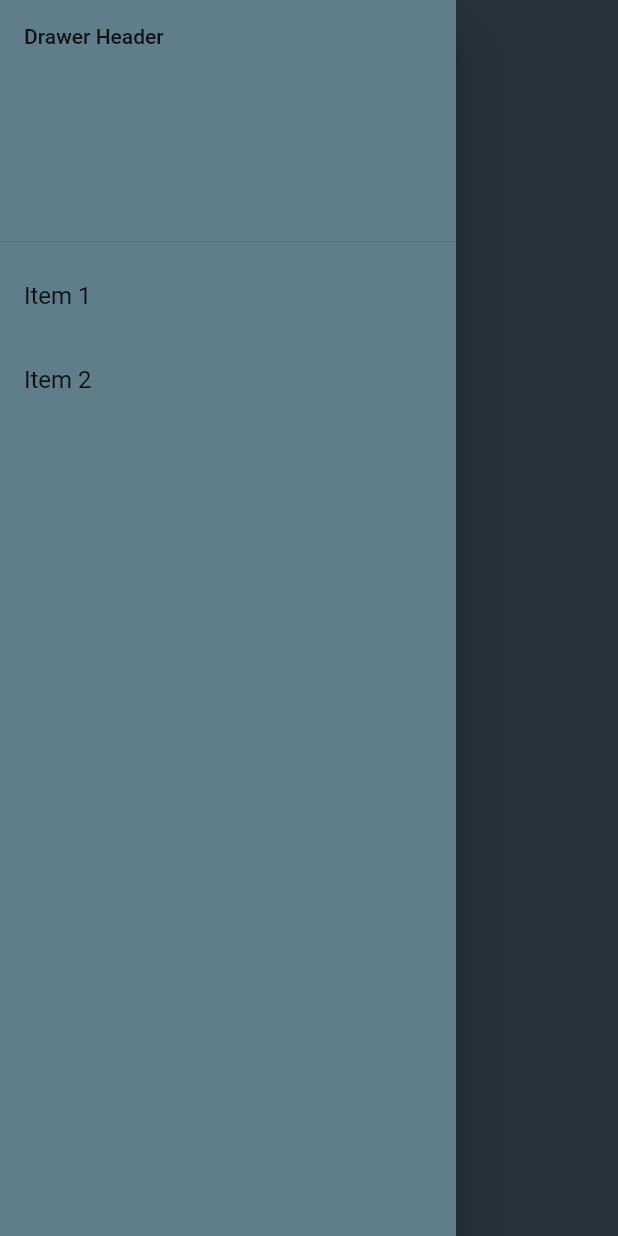
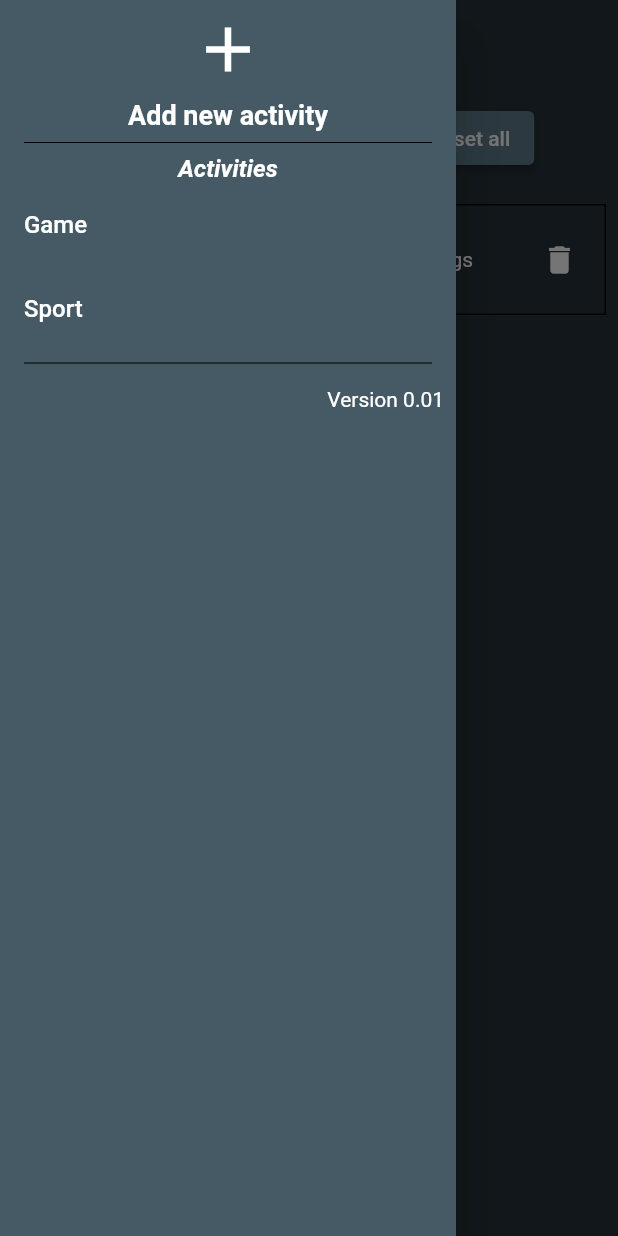
Before and after one commit to eknaub/todo_webapp, a Flutter app: the screen it shows after launch, with the side drawer open (before the commit the screen has no drawer), on a phone screen of 412 x 824 dp. Run offline on Flutter 3.47's test engine with Material 2 defaults, Android fonts, the light colour scheme and no system bars.

Commit message:
design
first design + responsive design

```diff
--- a/lib/main.dart
+++ b/lib/main.dart
@@ -1,4 +1,5 @@
 import 'package:flutter/material.dart';
+import 'package:todo_webapp/screens/landing_screen.dart';
 
 void main() {
   runApp(const MyApp());
@@ -9,36 +10,8 @@ class MyApp extends StatelessWidget {
 
   @override
   Widget build(BuildContext context) {
-    return MaterialApp(
-      home: Scaffold(
-        backgroundColor: Colors.blueGrey[900],
-        body: Drawer(
-          backgroundColor: Colors.blueGrey,
-          child: ListView(
-            padding: EdgeInsets.zero,
-            children: [
-              const DrawerHeader(
-                decoration: BoxDecoration(),
-                child: Text('Drawer Header'),
-              ),
-              ListTile(
-                title: const Text('Item 1'),
-                onTap: () {
-                  // Update the state of the app.
-                  // ...
-                },
-              ),
-              ListTile(
-                title: const Text('Item 2'),
-                onTap: () {
-                  // Update the state of the app.
-                  // ...
-                },
-              ),
-            ],
-          ),
-        ),
-      ),
+    return const MaterialApp(
+      home: LandingScreen(),
     );
   }
 }
--- /dev/null
+++ b/lib/responsive.dart
@@ -0,0 +1,27 @@
+import 'package:flutter/material.dart';
+
+class Responsive extends StatelessWidget {
+  final Widget mobile;
+  final Widget desktop;
+
+  const Responsive({
+    Key? key,
+    required this.mobile,
+    required this.desktop,
+  }) : super(key: key);
+  static bool isMobile(BuildContext context) =>
+      MediaQuery.of(context).size.width < 768;
+
+  static bool isDesktop(BuildContext context) =>
+      MediaQuery.of(context).size.width >= 768;
+
+  @override
+  Widget build(BuildContext context) {
+    final Size size = MediaQuery.of(context).size;
+    if (size.width >= 768) {
+      return desktop;
+    } else {
+      return mobile;
+    }
+  }
+}
--- /dev/null
+++ b/lib/screens/landing_screen.dart
@@ -0,0 +1,135 @@
+import 'package:flutter/material.dart';
+import 'package:todo_webapp/responsive.dart';
+
+import '../widgets/drawer_widget.dart';
+
+class LandingScreen extends StatelessWidget {
+  const LandingScreen({
+    Key? key,
+  }) : super(key: key);
+
+  @override
+  Widget build(BuildContext context) {
+    return Scaffold(
+        drawer:
+            Responsive.isMobile(context) ? const DrawerWidget() : Container(),
+        appBar: Responsive.isMobile(context)
+            ? AppBar(
+                backgroundColor: Colors.blueGrey[900],
+                shadowColor: Colors.transparent,
+              )
+            : null,
+        backgroundColor: Colors.blueGrey[900],
+        body: Row(
+          children: [
+            Responsive.isDesktop(context) ? const DrawerWidget() : Container(),
+            Expanded(
+              child: Column(
+                children: [
+                  Container(
+                    padding: const EdgeInsets.all(12.0),
+                    child: Row(
+                      children: [
+                        const Text(
+                          "All tasks",
+                          style: TextStyle(
+                              color: Colors.white,
+                              fontSize: 16.0,
+                              fontWeight: FontWeight.bold),
+                        ),
+                        const SizedBox(
+                          width: 25.0,
+                        ),
+                        ElevatedButton.icon(
+                          onPressed: () {},
+                          style: ElevatedButton.styleFrom(
+                              primary: Colors.blueGrey),
+                          label: const Text(
+                            "New task",
+                          ),
+                          icon: const Icon(Icons.add),
+                        ),
+                        const SizedBox(
+                          width: 25.0,
+                        ),
+                        ElevatedButton.icon(
+                          onPressed: () {},
+                          style: ElevatedButton.styleFrom(
+                              primary: Colors.blueGrey),
+                          icon: const Icon(Icons.refresh),
+                          label: const Text(
+                            "Reset all",
+                          ),
+                        )
+                      ],
+                    ),
+                  ),
+                  Container(
+                    margin: const EdgeInsets.all(8.0),
+                    padding: const EdgeInsets.all(6.0),
+                    decoration:
+                        BoxDecoration(border: Border.all(color: Colors.black)),
+                    child: Row(
+                      children: [
+                        IconButton(
+                            onPressed: () {},
+                            icon: const Icon(
+                              Icons.remove,
+                              color: Colors.white,
+                            )),
+                        Column(
+                          children: const [
+                            CircularProgressIndicator(
+                              value: 0.7,
+                              backgroundColor: Colors.blueGrey,
+                              color: Colors.green,
+                            ),
+                            SizedBox(
+                              height: 10.0,
+                            ),
+                            Text(
+                              "4/5",
+                              style: TextStyle(
+                                color: Colors.white,
+                                fontSize: 12.0,
+                              ),
+                            )
+                          ],
+                        ),
+                        IconButton(
+                            onPressed: () {},
+                            icon: const Icon(
+                              Icons.add,
+                              color: Colors.white,
+                            )),
+                        const Spacer(),
+                        const Text(
+                          "Description",
+                          style: TextStyle(
+                            color: Colors.white,
+                            fontSize: 14.0,
+                          ),
+                        ),
+                        const Spacer(),
+                        const Text(
+                          "Tags",
+                          style: TextStyle(
+                            color: Colors.white,
+                            fontSize: 14.0,
+                          ),
+                        ),
+                        const Spacer(),
+                        IconButton(
+                            onPressed: () {},
+                            icon:
+                                const Icon(Icons.delete, color: Colors.white)),
+                      ],
+                    ),
+                  ),
+                ],
+              ),
+            ),
+          ],
+        ));
+  }
+}
--- /dev/null
+++ b/lib/widgets/drawer_widget.dart
@@ -0,0 +1,96 @@
+import 'package:flutter/material.dart';
+
+class DrawerWidget extends StatelessWidget {
+  const DrawerWidget({
+    Key? key,
+  }) : super(key: key);
+
+  @override
+  Widget build(BuildContext context) {
+    return Drawer(
+      backgroundColor: Colors.blueGrey[700],
+      child: ListView(
+        padding: EdgeInsets.zero,
+        children: [
+          Column(
+            children: [
+              Center(
+                child: IconButton(
+                  iconSize: 50.0,
+                  icon: const Icon(
+                    Icons.add,
+                    color: Colors.white,
+                  ),
+                  onPressed: () {},
+                ),
+              ),
+              const Text(
+                'Add new activity',
+                style: TextStyle(
+                  fontSize: 18.0,
+                  fontWeight: FontWeight.w600,
+                  color: Colors.white,
+                ),
+              )
+            ],
+          ),
+          const Divider(
+            color: Colors.black,
+            indent: 16.0,
+            endIndent: 16.0,
+          ),
+          const Center(
+            child: Text(
+              'Activities',
+              style: TextStyle(
+                  fontSize: 16.0,
+                  fontWeight: FontWeight.w600,
+                  fontStyle: FontStyle.italic,
+                  color: Colors.white),
+            ),
+          ),
+          ListTile(
+            title: const Text('Game',
+                style: TextStyle(
+                  fontSize: 16.0,
+                  color: Colors.white,
+                )),
+            onTap: () {
+              // Update the state of the app.
+              // ...
+            },
+          ),
+          ListTile(
+            title: const Text('Sport',
+                style: TextStyle(
+                  fontSize: 16.0,
+                  color: Colors.white,
+                )),
+            onTap: () {
+              // Update the state of the app.
+              // ...
+            },
+          ),
+          const Divider(
+            color: Colors.black,
+            indent: 16.0,
+            endIndent: 16.0,
+          ),
+          Row(
+            mainAxisAlignment: MainAxisAlignment.end,
+            children: [
+              Container(
+                padding: const EdgeInsets.all(8.0),
+                child: const Text("Version 0.01",
+                    style: TextStyle(
+                      fontSize: 14.0,
+                      color: Colors.white,
+                    )),
+              ),
+            ],
+          )
+        ],
+      ),
+    );
+  }
+}
```
